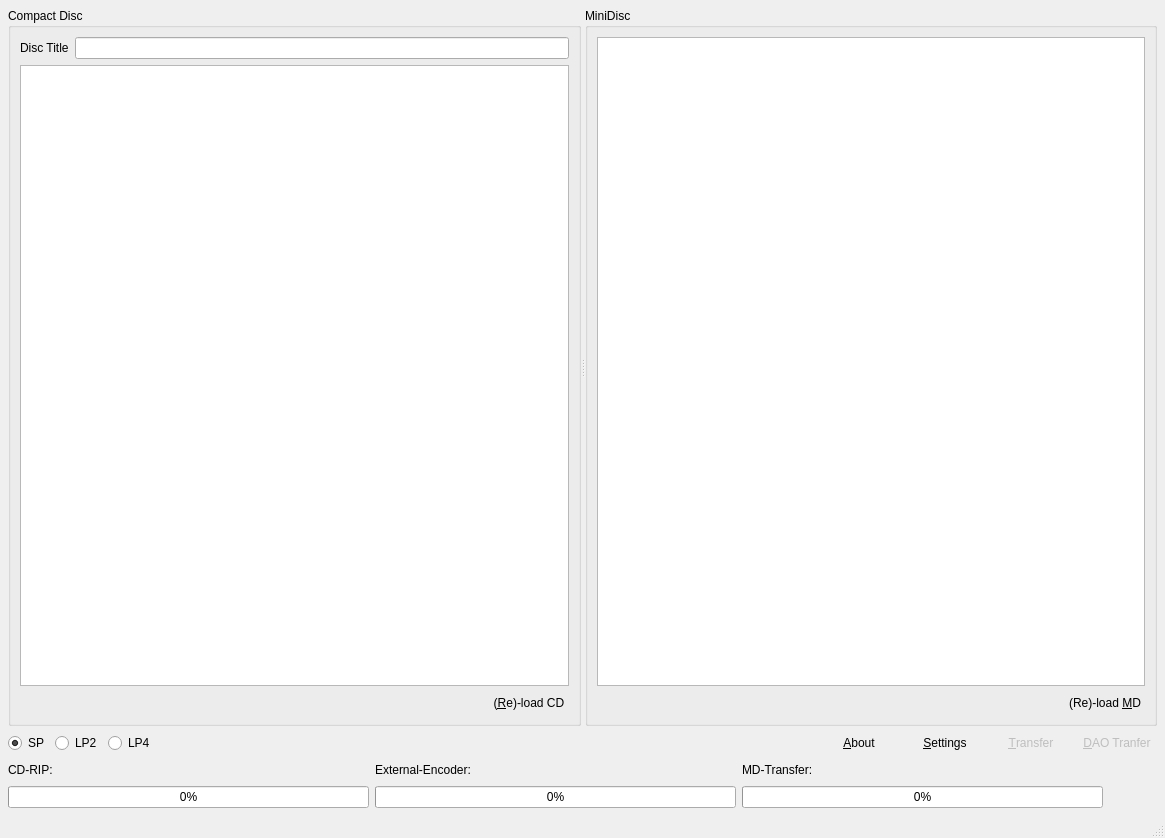
Old version of the form mainwindow.ui in the repository Jo2003/cd2netmd_gui.
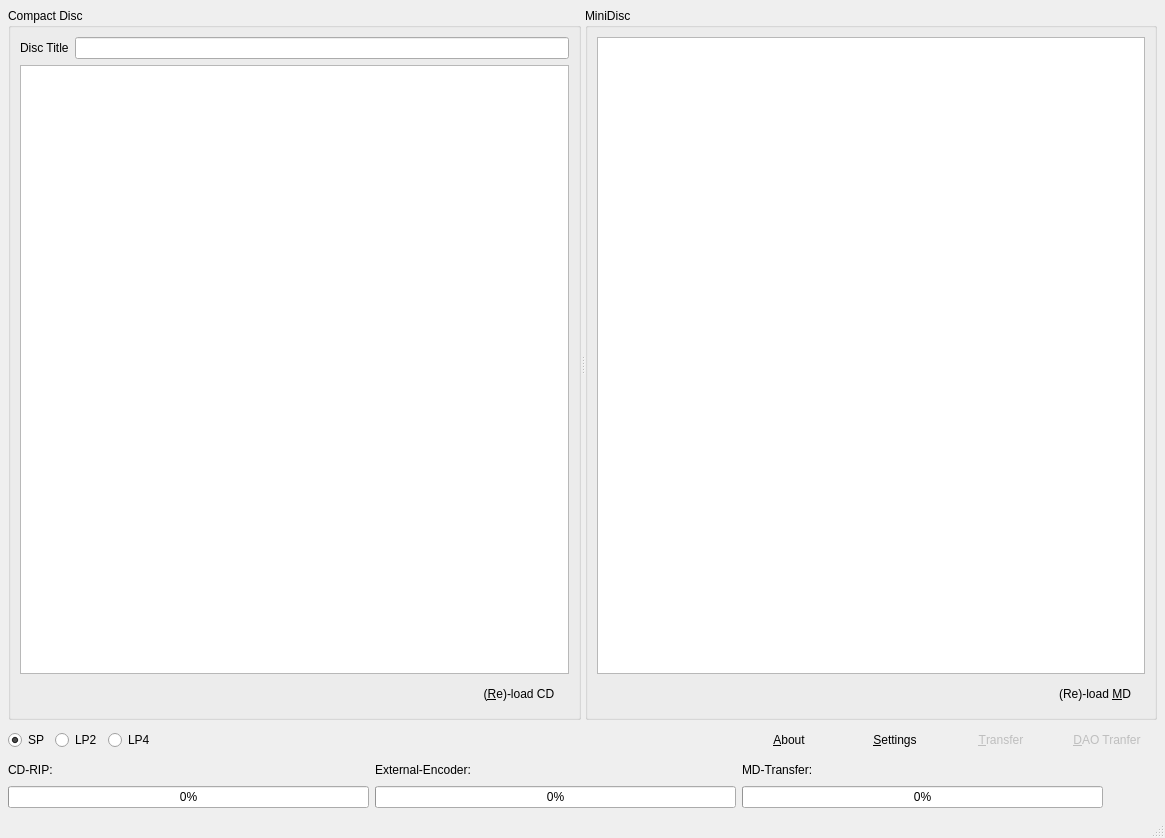
New version of the form. Icons and pictures are not drawn. Custom widgets are drawn as their Qt base class.

What changed in the file:
```diff
--- a/mainwindow.ui
+++ b/mainwindow.ui
@@ -95,6 +95,12 @@
           </item>
           <item>
            <widget class="QPushButton" name="pushInitCD">
+            <property name="minimumSize">
+             <size>
+              <width>100</width>
+              <height>28</height>
+             </size>
+            </property>
             <property name="statusTip">
              <string>Load first Audio CD found.</string>
             </property>
@@ -156,6 +162,12 @@
           </item>
           <item>
            <widget class="QPushButton" name="pushLoadMD">
+            <property name="minimumSize">
+             <size>
+              <width>100</width>
+              <height>28</height>
+             </size>
+            </property>
             <property name="statusTip">
              <string>Load First MiniDisc found.</string>
             </property>
@@ -242,6 +254,12 @@
       </item>
       <item>
        <widget class="QPushButton" name="pushAbout">
+        <property name="minimumSize">
+         <size>
+          <width>100</width>
+          <height>28</height>
+         </size>
+        </property>
         <property name="statusTip">
          <string>Program Information</string>
         </property>
@@ -265,6 +283,12 @@
       </item>
       <item>
        <widget class="QPushButton" name="pushSettings">
+        <property name="minimumSize">
+         <size>
+          <width>100</width>
+          <height>28</height>
+         </size>
+        </property>
         <property name="statusTip">
          <string>Program Settings</string>
         </property>
@@ -291,6 +315,12 @@
         <property name="enabled">
          <bool>false</bool>
         </property>
+        <property name="minimumSize">
+         <size>
+          <width>100</width>
+          <height>28</height>
+         </size>
+        </property>
         <property name="statusTip">
          <string>Transfer all/selected tracks from CD to MD.</string>
         </property>
@@ -317,6 +347,12 @@
         <property name="enabled">
          <bool>false</bool>
         </property>
+        <property name="minimumSize">
+         <size>
+          <width>100</width>
+          <height>28</height>
+         </size>
+        </property>
         <property name="statusTip">
          <string>Disc-at-once transfer (all tracks). Gapless LP2 mode.</string>
         </property>
```
